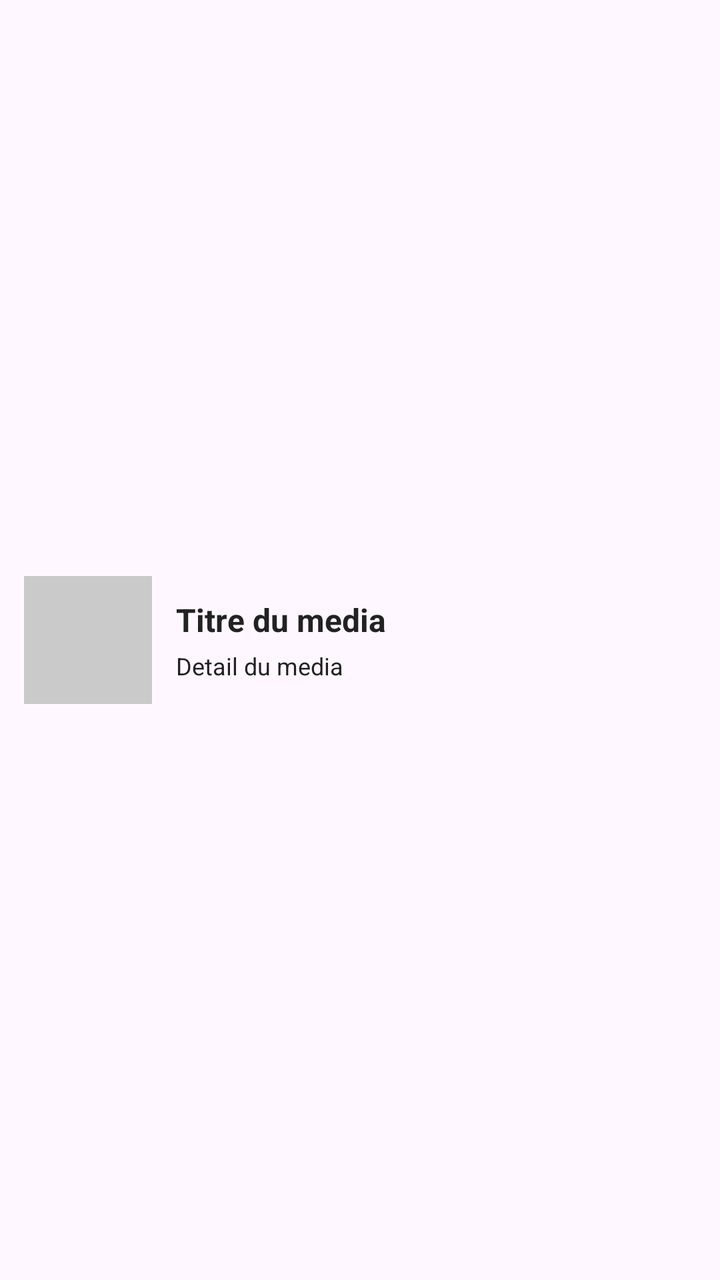
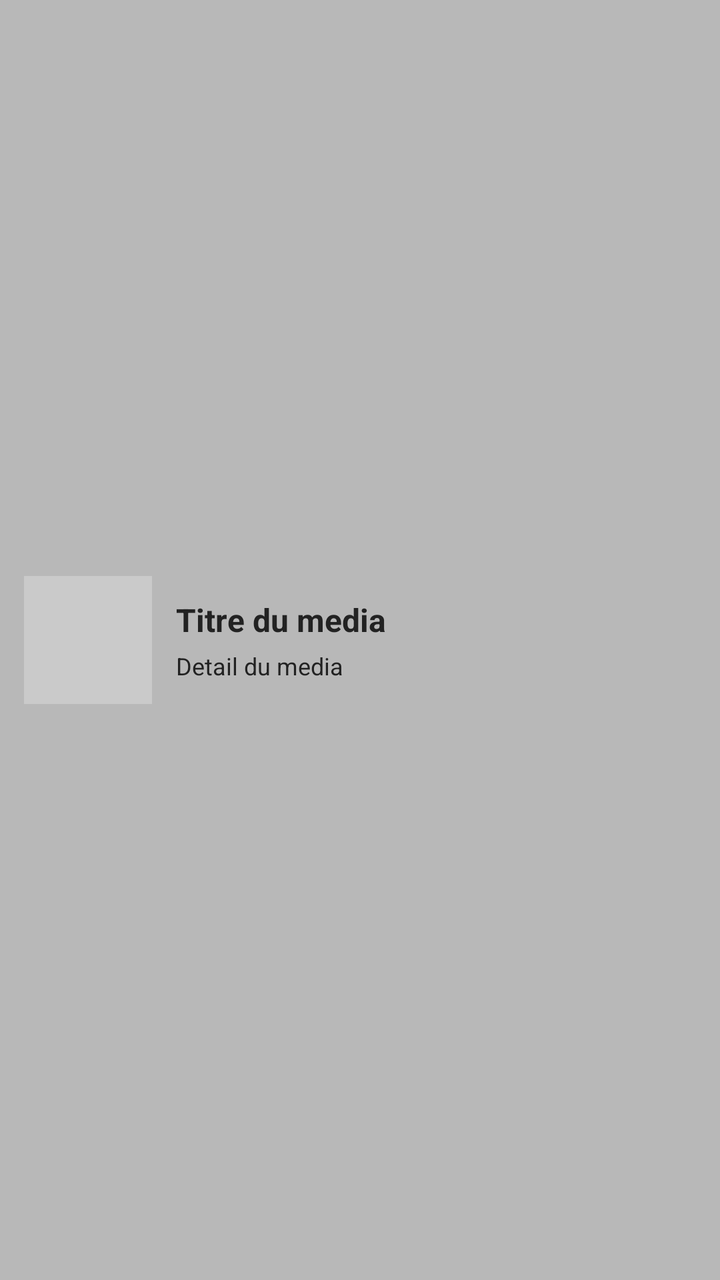

An Android layout rendered at two revisions. The XML below is the earlier revision; the diff shows what the commit changed to produce the second picture.
<!-- AndroidManifest.xml: application theme Theme.NovaPlayer -->
<!-- res/layout/item_media.xml -->
<?xml version="1.0" encoding="utf-8"?>
<LinearLayout

    xmlns:android="http://schemas.android.com/apk/res/android"
    android:layout_width="match_parent"
    android:layout_height="match_parent"
    android:orientation="horizontal"
    android:gravity="center_vertical"
    android:padding = "12dp">

    <ImageView
        android:id="@+id/image_media"
        android:layout_width="64dp"
        android:layout_height="64dp"
        android:background="#CACACA"
        android:contentDescription="@string/app_name"
        android:scaleType="centerCrop"/>

    <LinearLayout
        android:layout_width="0dp"
        android:layout_height="wrap_content"
        android:layout_weight="1"
        android:orientation="vertical"
        android:layout_marginStart="12dp">

        <TextView
            android:id="@+id/titre_media"
            android:layout_width="wrap_content"
            android:layout_height="wrap_content"
            android:text="Titre du media"
            android:textColor="#222222"
            android:textSize="16sp"
            android:textStyle="bold"
            android:maxLines="1"
            android:ellipsize="end"/>

        <TextView
            android:id="@+id/details_media"
            android:layout_width="wrap_content"
            android:layout_height="wrap_content"
            android:text="Detail du media"
            android:textColor="#222222"
            android:textSize="12sp"
            android:layout_marginTop="4dp"/>
    </LinearLayout>

</LinearLayout>
<!-- resources referenced by this layout -->
<resources>
  <string name="app_name">NovaPlayer</string>
  <style name="Theme.NovaPlayer" parent="Base.Theme.NovaPlayer" />
  <style name="Base.Theme.NovaPlayer" parent="Theme.Material3.DayNight.NoActionBar">
          
          
      </style>
</resources>

<!-- the commit's change to res/layout/item_media.xml (unified diff, before → after) -->
@@ -3,10 +3,11 @@
 
     xmlns:android="http://schemas.android.com/apk/res/android"
     android:layout_width="match_parent"
-    android:layout_height="match_parent"
+    android:layout_height="wrap_content"
     android:orientation="horizontal"
     android:gravity="center_vertical"
-    android:padding = "12dp">
+    android:padding = "12dp"
+    android:background="#B8B8B8">
 
     <ImageView
         android:id="@+id/image_media"
